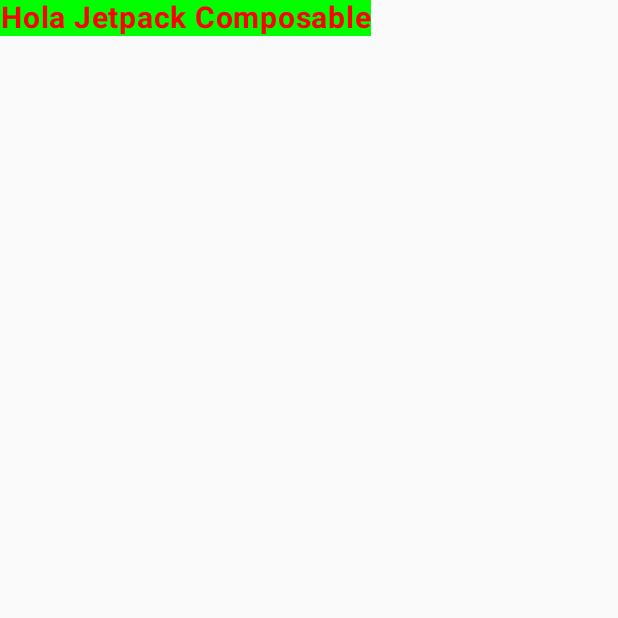
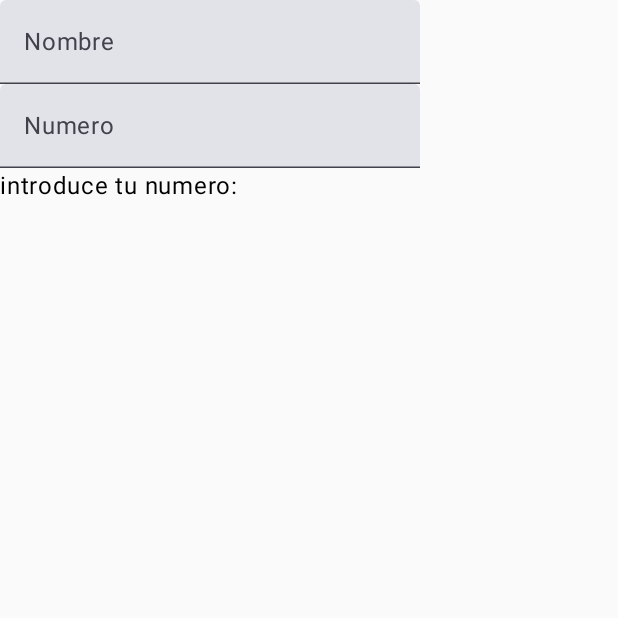
Before and after one commit to KarimeHdz/Practica1, an Android app built with Jetpack Compose: the screen it shows after launch (MainActivity), on a phone screen of 412 x 824 dp, the top half of it. Run offline under Robolectric (Android 15) with nearby library versions, the phone set to English and light mode, and no system bars.

Commit message:
Clase 11 de febrero 2025

```diff
--- a/app/src/main/java/com/example/ejercicio1/MainActivity.kt
+++ b/app/src/main/java/com/example/ejercicio1/MainActivity.kt
@@ -5,11 +5,17 @@ import androidx.activity.ComponentActivity
 import androidx.activity.compose.setContent
 import androidx.activity.enableEdgeToEdge
 import androidx.compose.foundation.background
+import androidx.compose.foundation.layout.Column
 import androidx.compose.foundation.layout.fillMaxSize
 import androidx.compose.foundation.layout.padding
+import androidx.compose.foundation.text.KeyboardOptions
 import androidx.compose.material3.Scaffold
 import androidx.compose.material3.Text
+import androidx.compose.material3.TextField
 import androidx.compose.runtime.Composable
+import androidx.compose.runtime.mutableStateOf
+import androidx.compose.runtime.remember
+import androidx.compose.runtime.saveable.rememberSaveable
 import androidx.compose.ui.Modifier
 import androidx.compose.ui.text.font.FontWeight
 import androidx.compose.ui.text.style.TextAlign
@@ -17,14 +23,17 @@ import androidx.compose.ui.tooling.preview.Preview
 import androidx.compose.ui.unit.sp
 import com.example.ejercicio1.ui.theme.Ejercicio1Theme
 import androidx.compose.ui.graphics.Color
+import androidx.compose.runtime.getValue
+import androidx.compose.runtime.setValue
+import androidx.compose.ui.text.input.KeyboardType
 
 class MainActivity : ComponentActivity() {
     override fun onCreate(savedInstanceState: Bundle?) {
         super.onCreate(savedInstanceState)
-        enableEdgeToEdge()
+        //enableEdgeToEdge()
         setContent {
             Ejercicio1Theme {
-                Content()
+                GreetingPreview()
             }
         }
     }
@@ -32,15 +41,54 @@ class MainActivity : ComponentActivity() {
 
 @Preview(showBackground = true)
 @Composable
-fun Content() {
-    Text(
-        text = "Hola Jetpack Composable",
-        color = Color.Red,
-        fontWeight = FontWeight.Bold,
-        fontSize = 20.sp,
-        textAlign = TextAlign.Center,
-        modifier = Modifier
-            .padding()
-            .background(Color.Green)
-    )
+fun GreetingPreview() {
+    Column {
+        //TextFieldSencillo()
+        TextFieldPlaceHolder()
+        TextFieldKeyboard()
+    }
 }
+
+@Composable
+fun TextFieldSencillo(){
+    var text by remember {mutableStateOf("")}
+    Column{
+        TextField(
+            value = text,
+            onValueChange = {newText -> text = newText},
+            label = { Text("introduce tu nombre") }
+
+        )
+        Text(text = "Tu nombre es:  $text")
+    }
+
+}
+
+@Composable
+fun TextFieldPlaceHolder(){
+    var text by remember {mutableStateOf("")}
+    Column{
+        TextField(
+            value = text,
+            onValueChange = {newText -> text = newText},
+            label = { Text("Nombre") },
+            placeholder = { Text("introduce tu nombre")}
+        )
+    }
+
+}
+
+@Composable
+fun TextFieldKeyboard(){
+    var text by remember {mutableStateOf("")}
+    Column{
+        TextField(
+            value = text,
+            onValueChange = {newText -> text = newText},
+            label = { Text("Numero") },
+            keyboardOptions = KeyboardOptions(keyboardType = KeyboardType.Number)
+        )
+        Text("introduce tu numero: $text")
+    }
+
+}
```
